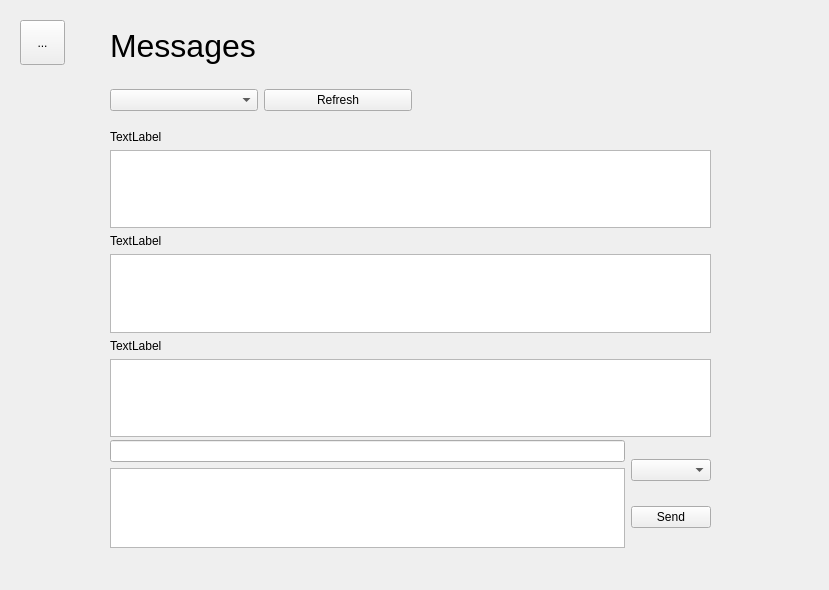
First picture: the form in MicroManage/messagesform.ui, repository greg-maceachern12/MicroManage, before the edit.
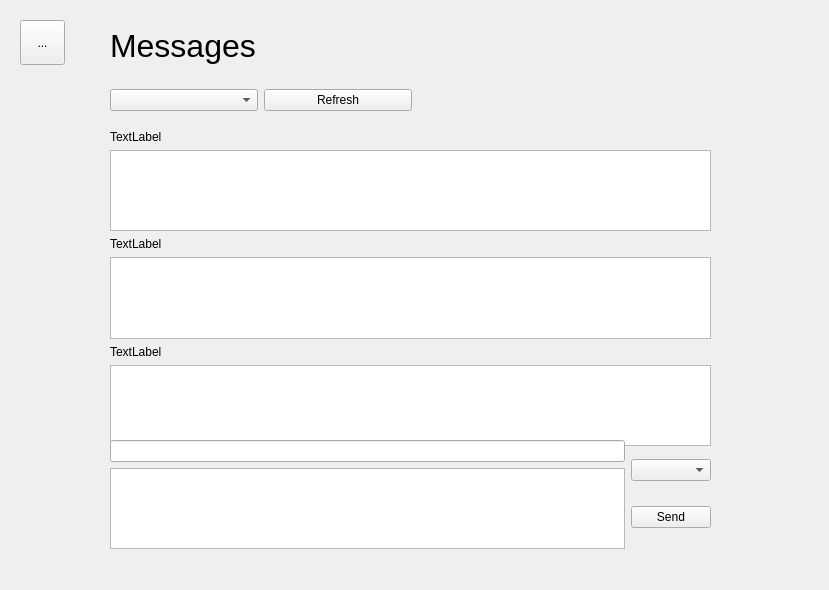
Second picture: the form after the edit.

Patch:
```diff
--- a/MicroManage/messagesform.ui
+++ b/MicroManage/messagesform.ui
@@ -59,7 +59,7 @@
       <x>110</x>
       <y>130</y>
       <width>601</width>
-      <height>307</height>
+      <height>316</height>
      </rect>
     </property>
     <layout class="QVBoxLayout" name="verticalLayout">
@@ -101,7 +101,7 @@
       <x>110</x>
       <y>440</y>
       <width>601</width>
-      <height>108</height>
+      <height>109</height>
      </rect>
     </property>
     <layout class="QHBoxLayout" name="horizontalLayout_2">
```
Left out of the diff: 12 changed lines with no effect on the pictures.
